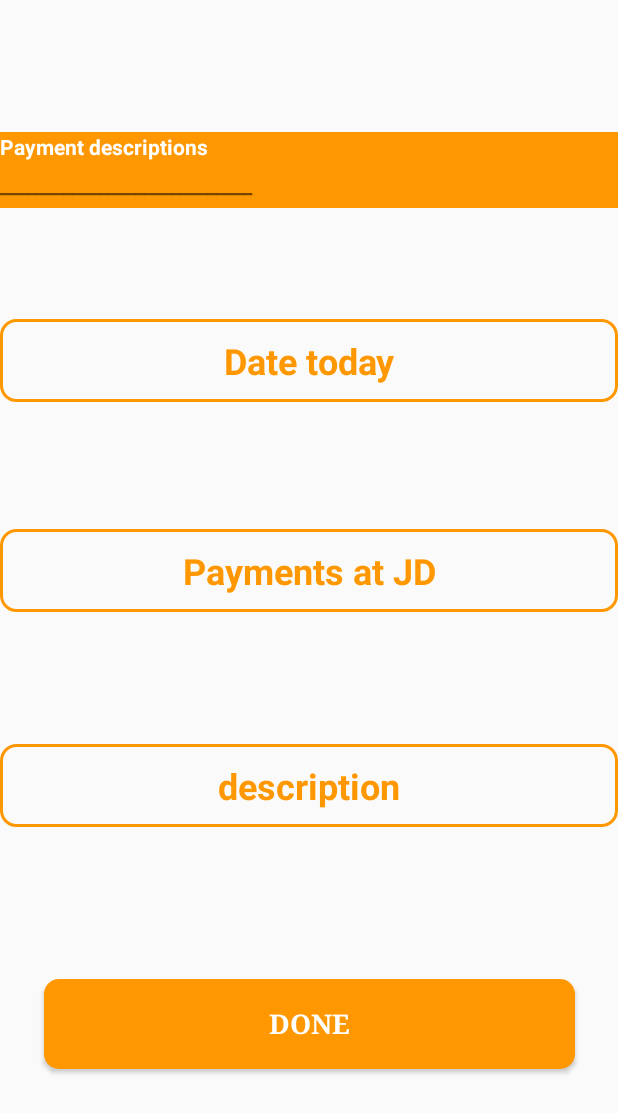
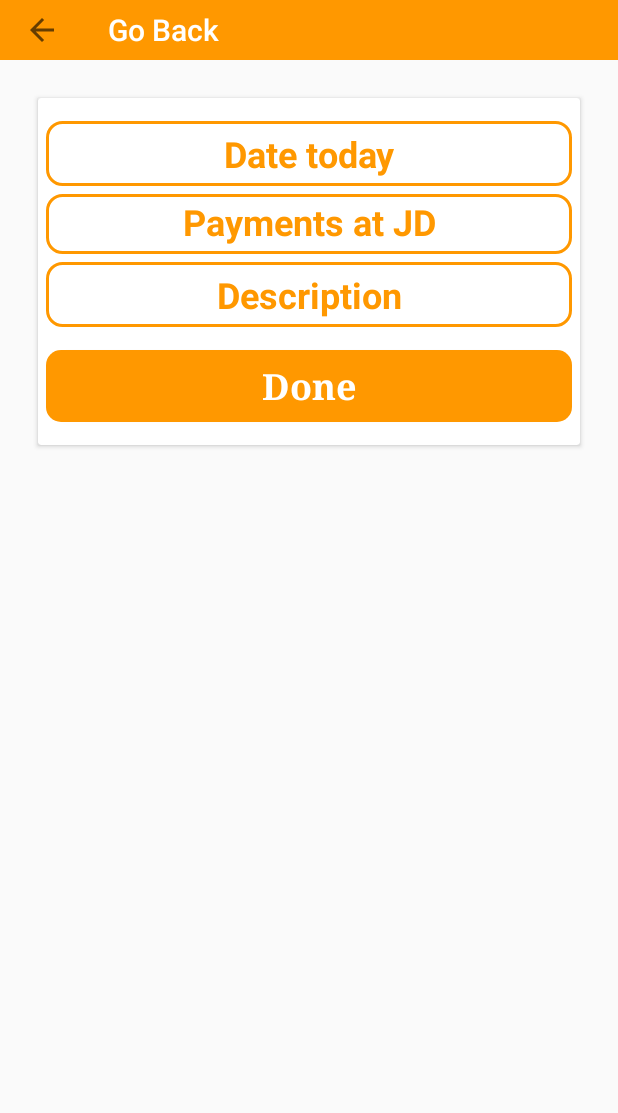
Before and after one commit to mazzoubi/rotana, an Android app: the Payment screen opened directly, with no data from a screen before it, on a phone screen of 412 x 824 dp. Shown: the top 1113 px of the screen. Run offline under Robolectric (Android 15) with nearby library versions, the phone set to English and light mode, and no system bars; our stand-ins replace Firebase (no records; nobody signed in at launch, a user with empty details on screens opened directly).

Commit message:
Cash part design finaly FUCKEN DONE

```diff
--- a/app/src/main/java/com/example/foodholic/Emppage.java
+++ b/app/src/main/java/com/example/foodholic/Emppage.java
@@ -94,7 +94,7 @@ public class Emppage extends AppCompatActivity
     ArrayList<String>cmobile;
     ArrayList<String>caddress;
 
-    static classCloseOpenCash closeOpenCash = new classCloseOpenCash();
+    public static classCloseOpenCash closeOpenCash = new classCloseOpenCash();
 
     GridView gridview;
     String da, ta;
@@ -158,8 +158,6 @@ public class Emppage extends AppCompatActivity
     protected void onCreate(Bundle savedInstanceState) {
         super.onCreate(savedInstanceState);
         setContentView(R.layout.activity_del_emp);
-
-
 
         cname = new ArrayList<String>();
         dname = new ArrayList<String>();
--- a/app/src/main/java/com/example/foodholic/Payment.java
+++ b/app/src/main/java/com/example/foodholic/Payment.java
@@ -2,9 +2,11 @@ package com.example.foodholic;
 
 import android.app.DatePickerDialog;
 import android.content.SharedPreferences;
+import android.graphics.Color;
 import android.os.Bundle;
 import android.support.annotation.NonNull;
 import android.support.v7.app.AppCompatActivity;
+import android.support.v7.widget.Toolbar;
 import android.view.View;
 import android.widget.Button;
 import android.widget.DatePicker;
@@ -27,7 +29,7 @@ import java.util.Map;
 public class Payment extends AppCompatActivity {
 
     EditText   payment ,description ;
-    TextView pydate ,textView;
+    TextView pydate ;
     Button done;
     FirebaseFirestore db;
     DatePickerDialog.OnDateSetListener date_;
@@ -46,17 +48,20 @@ public class Payment extends AppCompatActivity {
         payment=(EditText)findViewById(R.id.payments);
         description=(EditText)findViewById(R.id.paymentsDesc);
         pydate=(TextView) findViewById(R.id.dateToday);
-        textView=(TextView) findViewById(R.id.textView3);
         done =(Button)findViewById(R.id.apply);
 
+        Toolbar toolbar = findViewById(R.id.tool);
+        toolbar.setTitleTextColor(Color.WHITE);
+        setSupportActionBar(toolbar);
+        getSupportActionBar().setDisplayHomeAsUpEnabled(true);
 
         shared2 = getSharedPreferences("lang", MODE_PRIVATE);
         if(shared2.getString("language", "").equals("arabic")) {
-            payment.setHint("المبلغ");
-            description.setHint("تفاصيل الدفعه");
-            pydate.setText("التاريخ");
-            done.setText("موافق");
-            textView.setText("تفاصيل التكاليف");
+            payment.setHint("المبلغ المصروف");
+            description.setHint("تفاصيل المصروف");
+            pydate.setText("تاريخ الصرف");
+            done.setText("+ إضافة المصروف +");
+            toolbar.setTitle("الرجوع");
         }
 
 
--- a/app/src/main/java/com/example/foodholic/TakeAway_Emp.java
+++ b/app/src/main/java/com/example/foodholic/TakeAway_Emp.java
@@ -67,11 +67,11 @@ public class TakeAway_Emp extends AppCompatActivity {
         info = new ArrayList<String>();
         dname = new ArrayList<String>();
 
-        adapter = new ArrayAdapter<String>(this, android.R.layout.simple_list_item_1, info);
+        adapter = new ArrayAdapter<String>(this, R.layout.items_row3, R.id.item, info);
         list.setAdapter(adapter);
 
         final Spinner sp = findViewById(R.id.type);
-        adapterSpin = new ArrayAdapter<String>(TakeAway_Emp.this, android.R.layout.simple_spinner_item, dname);
+        adapterSpin = new ArrayAdapter<String>(TakeAway_Emp.this, R.layout.items_row3, R.id.item, dname);
         sp.setAdapter(adapterSpin);
 
         getDriver();
--- a/app/src/main/res/layout/activity_payment.xml
+++ b/app/src/main/res/layout/activity_payment.xml
@@ -1,128 +1,101 @@
 <?xml version="1.0" encoding="utf-8"?>
-<android.support.constraint.ConstraintLayout xmlns:android="http://schemas.android.com/apk/res/android"
+<RelativeLayout xmlns:android="http://schemas.android.com/apk/res/android"
     xmlns:app="http://schemas.android.com/apk/res-auto"
     xmlns:tools="http://schemas.android.com/tools"
     android:layout_width="match_parent"
     android:layout_height="match_parent"
     tools:context=".Payment">
 
-    <TextView
-        android:id="@+id/textView5"
-        android:layout_width="0dp"
-        android:layout_height="0dp"
-        app:layout_constraintBottom_toTopOf="parent"
-        app:layout_constraintEnd_toStartOf="parent"
-        app:layout_constraintStart_toStartOf="parent"
-        app:layout_constraintTop_toTopOf="parent" />
+    <android.support.v7.widget.Toolbar
+        android:layout_width="match_parent"
+        android:background="@color/colorPrimary"
+        app:title="Go Back"
+        android:id="@+id/tool"
+        app:titleTextColor="@color/colorPrimaryDark"
+        android:layout_height="40dp"/>
+
+    <android.support.v7.widget.CardView
+        android:layout_width="match_parent"
+        android:layout_below="@+id/tool"
+        android:layout_margin="25dp"
+        android:elevation="35dp"
+        android:layout_height="wrap_content">
+
+        <RelativeLayout
+            android:layout_width="match_parent"
+            android:layout_margin="5dp"
+            android:layout_height="match_parent">
 
             <TextView
                 android:id="@+id/dateToday"
-        android:layout_width="0dp"
-        android:layout_height="55dp"
+                android:layout_width="match_parent"
+                android:layout_height="wrap_content"
                 android:layout_centerHorizontal="true"
-        android:layout_marginBottom="11dp"
                 android:background="@drawable/shape2"
                 android:gravity="center"
-        android:padding="10dp"
+                android:padding="5dp"
+                android:layout_marginTop="10dp"
                 android:singleLine="true"
                 android:text="Date today"
                 android:textColor="@color/colorPrimary"
-        android:textColorHint="@color/colorPrimary"
                 android:textSize="24dp"
-        android:textStyle="bold"
-        app:layout_constraintBottom_toTopOf="@+id/payments"
-        app:layout_constraintEnd_toEndOf="parent"
-        app:layout_constraintStart_toStartOf="parent"
-        app:layout_constraintTop_toBottomOf="@+id/textView4" />
+                android:textStyle="bold" />
 
             <EditText
                 android:id="@+id/payments"
-        android:layout_width="0dp"
-        android:layout_height="55dp"
+                android:layout_width="match_parent"
+                android:layout_height="40dp"
                 android:layout_centerHorizontal="true"
-        android:layout_marginBottom="14dp"
                 android:background="@drawable/shape2"
                 android:gravity="center"
                 android:hint="Payments at JD"
                 android:inputType="number|numberDecimal"
-        android:padding="10dp"
+                android:padding="5dp"
+                android:layout_marginTop="5dp"
+                android:layout_below="@id/dateToday"
                 android:singleLine="true"
                 android:textColor="@color/colorPrimary"
                 android:textColorHint="@color/colorPrimary"
                 android:textSize="24dp"
-        android:textStyle="bold"
-        app:layout_constraintBottom_toTopOf="@+id/paymentsDesc"
-        app:layout_constraintEnd_toEndOf="parent"
-        app:layout_constraintStart_toStartOf="parent"
-        app:layout_constraintTop_toBottomOf="@+id/dateToday" />
+                android:textStyle="bold" />
 
             <EditText
                 android:id="@+id/paymentsDesc"
-        android:layout_width="0dp"
-        android:layout_height="55dp"
+                android:layout_width="match_parent"
+                android:layout_height="wrap_content"
                 android:layout_centerHorizontal="true"
-        android:layout_marginBottom="28dp"
                 android:background="@drawable/shape2"
                 android:gravity="center"
-        android:hint="description"
+                android:hint="Description"
                 android:inputType="text"
-        android:padding="10dp"
+                android:layout_below="@+id/payments"
+                android:layout_marginTop="5dp"
+                android:padding="5dp"
                 android:singleLine="true"
                 android:textColor="@color/colorPrimary"
                 android:textColorHint="@color/colorPrimary"
                 android:textSize="24dp"
-        android:textStyle="bold"
-        app:layout_constraintBottom_toTopOf="@+id/apply"
-        app:layout_constraintEnd_toEndOf="parent"
-        app:layout_constraintHorizontal_bias="0.0"
-        app:layout_constraintStart_toStartOf="parent"
-        app:layout_constraintTop_toBottomOf="@+id/payments" />
+                android:textStyle="bold" />
 
             <Button
                 android:id="@+id/apply"
-        android:layout_width="354dp"
-        android:layout_height="60dp"
-        android:layout_below="@+id/people"
-        android:layout_alignParentLeft="true"
-        android:layout_marginBottom="37dp"
+                android:layout_width="match_parent"
+                android:layout_height="wrap_content"
+                android:layout_below="@+id/paymentsDesc"
+                android:layout_centerHorizontal="true"
+                android:layout_marginBottom="10dp"
                 android:background="@drawable/shape"
                 android:backgroundTint="@color/colorPrimary"
                 android:fontFamily="serif"
+                android:layout_marginTop="15dp"
                 android:text="Done"
+                android:textAllCaps="false"
                 android:textColor="@color/colorPrimaryDark"
-        android:textSize="18dp"
-        android:textStyle="bold"
-        app:layout_constraintBottom_toBottomOf="parent"
-        app:layout_constraintEnd_toEndOf="parent"
-        app:layout_constraintStart_toStartOf="parent"
-        app:layout_constraintTop_toBottomOf="@+id/paymentsDesc" />
+                android:textSize="24dp"
+                android:textStyle="bold" />
 
-    <TextView
-        android:id="@+id/textView4"
-        android:layout_width="0dp"
-        android:layout_height="25dp"
-        android:layout_marginTop="8dp"
-        android:background="@color/colorPrimary"
-        android:text="____________________________\n"
-        android:textStyle="bold"
-        app:layout_constraintBottom_toBottomOf="parent"
-        app:layout_constraintEnd_toEndOf="parent"
-        app:layout_constraintHorizontal_bias="0.0"
-        app:layout_constraintStart_toStartOf="parent"
-        app:layout_constraintTop_toTopOf="parent"
-        app:layout_constraintVertical_bias="0.133" />
+        </RelativeLayout>
 
-    <TextView
-        android:id="@+id/textView3"
-        android:layout_width="0dp"
-        android:layout_height="25dp"
-        android:background="@color/colorPrimary"
-        android:text="Payment descriptions"
-        android:textColor="@color/colorPrimaryDark"
-        android:textStyle="bold"
-        app:layout_constraintBottom_toTopOf="@+id/textView4"
-        app:layout_constraintEnd_toEndOf="parent"
-        app:layout_constraintHorizontal_bias="0.0"
-        app:layout_constraintStart_toStartOf="parent" />
+    </android.support.v7.widget.CardView>
 
-</android.support.constraint.ConstraintLayout>
+</RelativeLayout>
```
Also changed, not shown: app/src/main/AndroidManifest.xml (+6 -3 lines), app/src/main/java/com/example/foodholic/Delivery_Emp.java (+4 -4 lines), app/src/main/java/com/example/foodholic/Tabel_Res_Emp.java (+8 -1 lines), app/src/main/java/com/example/foodholic/cashAddItem.java (+11 -6 lines), app/src/main/res/layout/activity_cash_add_item.xml (+65 -33 lines), app/src/main/res/layout/activity_delivery__emp.xml (+22 -5 lines), app/src/main/res/layout/activity_tabel__res__emp.xml (+15 -2 lines), app/src/main/res/layout/activity_take_away__emp.xml (+32 -9 lines), app/src/main/res/layout/items_row2.xml (added, +16 -0 lines), app/src/main/res/layout/items_row3.xml (added, +16 -0 lines). Lines whose indentation alone changed are shown as unchanged.
